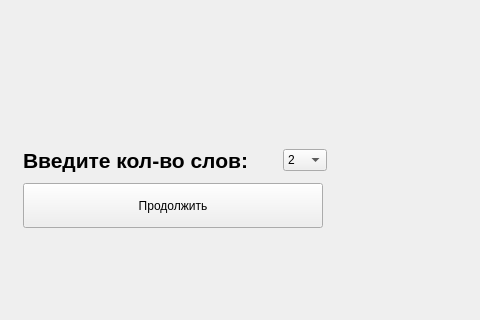
sedub01/Qt-projects, file FlashCards/choosecountform.ui: the form before one commit; both pictures show x 120 to 600 and y 126 to 446 of the 600 by 600 pixel window.
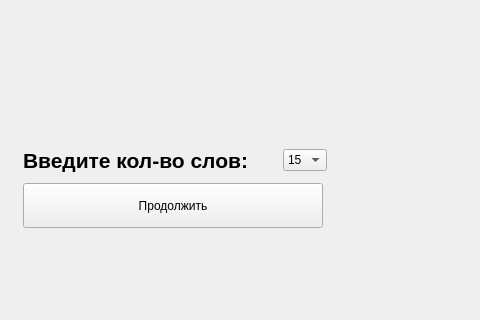
The form after the commit.

What changed in the file:
```diff
--- a/FlashCards/choosecountform.ui
+++ b/FlashCards/choosecountform.ui
@@ -53,11 +53,6 @@
         <height>15</height>
        </size>
       </property>
-      <item>
-       <property name="text">
-        <string>2</string>
-       </property>
-      </item>
       <item>
        <property name="text">
         <string>15</string>
```
